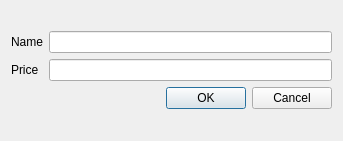
Above: gpw_project/gpw_app/additemwindow.ui from torrancee/gpwapp before the change. Below: the same form after it.
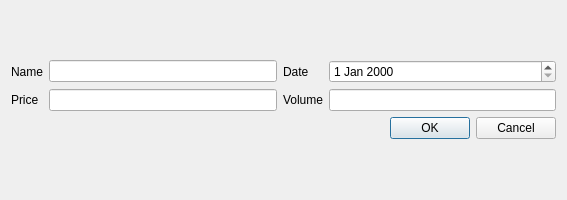
That is the form after the change.

Commit message: [gpw::wpog] small layout changes

```diff
--- a/gpw_project/gpw_app/additemwindow.ui
+++ b/gpw_project/gpw_app/additemwindow.ui
@@ -6,8 +6,8 @@
    <rect>
     <x>0</x>
     <y>0</y>
-    <width>343</width>
-    <height>141</height>
+    <width>567</width>
+    <height>200</height>
    </rect>
   </property>
   <property name="windowTitle">
@@ -36,7 +36,7 @@
      <item row="1" column="1">
       <widget class="QLineEdit" name="PricEdit"/>
      </item>
-     <item row="2" column="0" colspan="2">
+     <item row="2" column="4">
       <widget class="QDialogButtonBox" name="buttonBox">
        <property name="orientation">
         <enum>Qt::Horizontal</enum>
@@ -46,6 +46,26 @@
        </property>
       </widget>
      </item>
+     <item row="1" column="2">
+      <widget class="QLabel" name="volume">
+       <property name="text">
+        <string>Volume</string>
+       </property>
+      </widget>
+     </item>
+     <item row="1" column="4">
+      <widget class="QLineEdit" name="lineEdit_2"/>
+     </item>
+     <item row="0" column="2">
+      <widget class="QLabel" name="date">
+       <property name="text">
+        <string>Date</string>
+       </property>
+      </widget>
+     </item>
+     <item row="0" column="4">
+      <widget class="QDateEdit" name="dateEdit"/>
+     </item>
     </layout>
    </item>
   </layout>
```
The commit also changes 2 other files.
